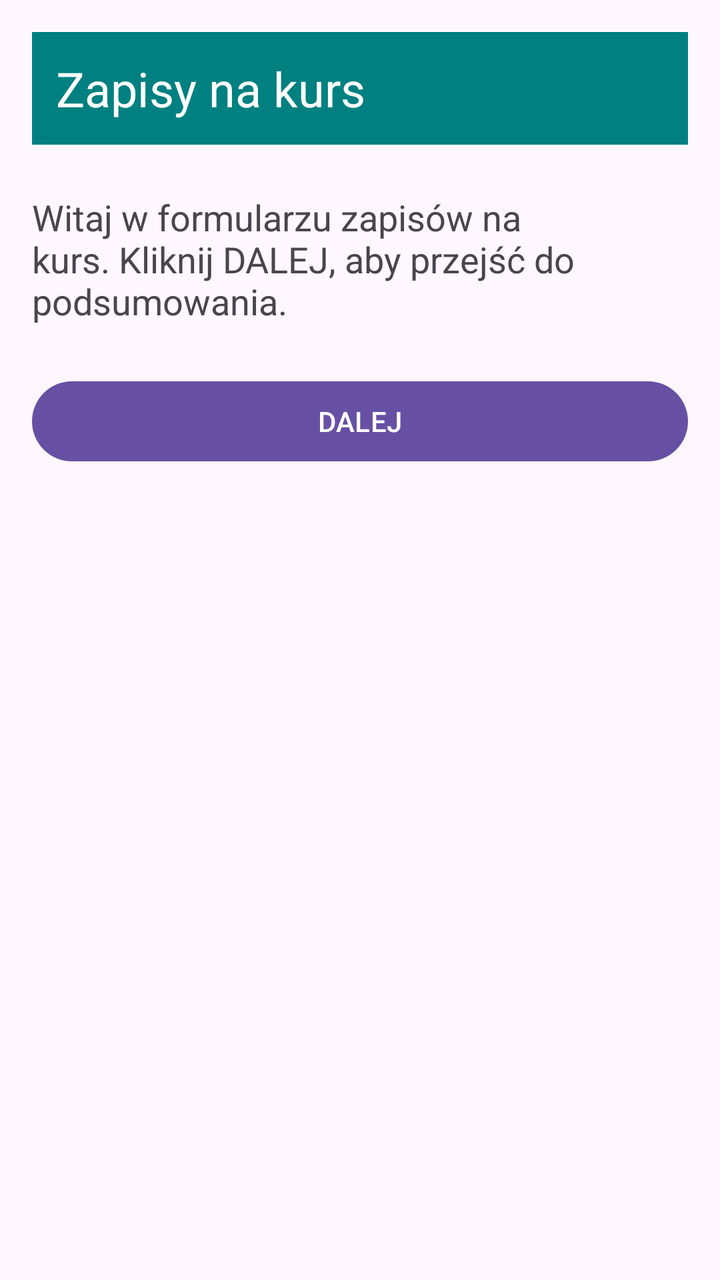
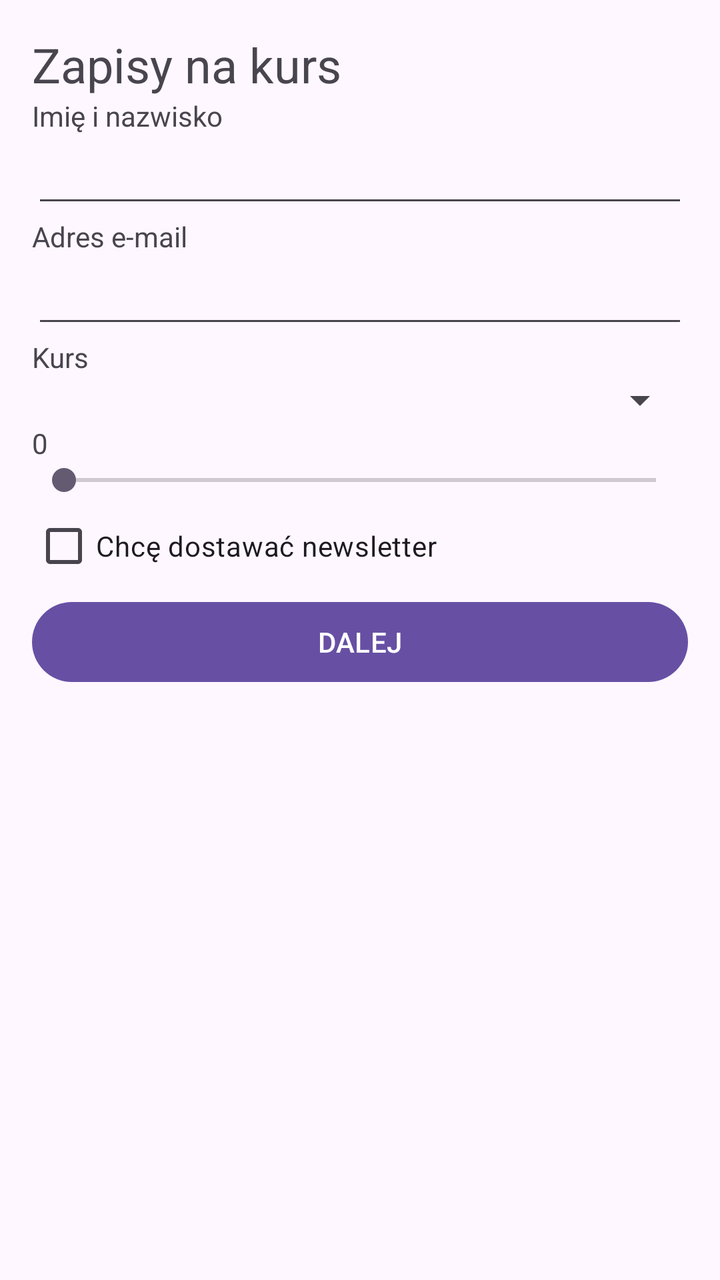

Two renders of the same Android screen: before a commit and after it. Below are the layout's source before the change and the commit's diff.
<!-- AndroidManifest.xml: application theme Theme.DwaEkrany -->
<!-- res/layout/activity_main.xml -->
<?xml version="1.0" encoding="utf-8"?>
<LinearLayout xmlns:android="http://schemas.android.com/apk/res/android"
    android:layout_width="match_parent"
    android:layout_height="match_parent"
    android:orientation="vertical"
    android:padding="16dp">

    <TextView
        android:layout_width="match_parent"
        android:layout_height="wrap_content"
        android:background="#008080"
        android:padding="12dp"
        android:text="@string/header_form"
        android:textColor="#FFFFFF"
        android:textSize="24sp" />

    <TextView
        android:layout_width="wrap_content"
        android:layout_height="wrap_content"
        android:layout_marginTop="24dp"
        android:text="@string/first_screen_description"
        android:textSize="18sp" />

    <Button
        android:id="@+id/btnNext"
        android:layout_width="match_parent"
        android:layout_height="wrap_content"
        android:layout_marginTop="24dp"
        android:text="@string/btn_next" />

</LinearLayout>
<!-- resources referenced by this layout -->
<resources>
  <string name="btn_next">DALEJ</string>
  <string name="first_screen_description">Witaj w formularzu zapisów na kurs. Kliknij DALEJ, aby przejść do podsumowania.</string>
  <string name="header_form">Zapisy na kurs</string>
  <style name="Theme.DwaEkrany" parent="Base.Theme.DwaEkrany" />
  <style name="Base.Theme.DwaEkrany" parent="Theme.Material3.DayNight.NoActionBar">
          
          
      </style>
</resources>

<!-- the commit's change to res/layout/activity_main.xml (unified diff, before → after) -->
@@ -1,31 +1,75 @@
 <?xml version="1.0" encoding="utf-8"?>
 <LinearLayout xmlns:android="http://schemas.android.com/apk/res/android"
+    xmlns:tools="http://schemas.android.com/tools"
     android:layout_width="match_parent"
     android:layout_height="match_parent"
     android:orientation="vertical"
-    android:padding="16dp">
+    android:padding="16dp"
+    tools:context=".MainActivity">
 
     <TextView
         android:layout_width="match_parent"
         android:layout_height="wrap_content"
-        android:background="#008080"
-        android:padding="12dp"
         android:text="@string/header_form"
-        android:textColor="#FFFFFF"
         android:textSize="24sp" />
 
     <TextView
         android:layout_width="wrap_content"
         android:layout_height="wrap_content"
-        android:layout_marginTop="24dp"
-        android:text="@string/first_screen_description"
-        android:textSize="18sp" />
+        android:text="@string/label_name" />
+
+    <EditText
+        android:id="@+id/etName"
+        android:layout_width="match_parent"
+        android:layout_height="wrap_content"
+        android:inputType="textPersonName"
+        android:maxLines="1" />
+
+    <TextView
+        android:layout_width="wrap_content"
+        android:layout_height="wrap_content"
+        android:text="@string/label_email" />
+
+    <EditText
+        android:id="@+id/etEmail"
+        android:layout_width="match_parent"
+        android:layout_height="wrap_content"
+        android:inputType="textEmailAddress"
+        android:maxLines="1" />
+
+    <TextView
+        android:layout_width="wrap_content"
+        android:layout_height="wrap_content"
+        android:text="@string/label_course" />
+
+    <Spinner
+        android:id="@+id/spCourse"
+        android:layout_width="match_parent"
+        android:layout_height="wrap_content" />
+
+    <TextView
+        android:id="@+id/tvLevelValue"
+        android:layout_width="wrap_content"
+        android:layout_height="wrap_content"
+        android:text="0" />
+
+    <SeekBar
+        android:id="@+id/sbLevel"
+        android:layout_width="match_parent"
+        android:layout_height="wrap_content"
+        android:max="10"
+        android:progress="0" />
+
+    <CheckBox
+        android:id="@+id/cbNewsletter"
+        android:layout_width="wrap_content"
+        android:layout_height="wrap_content"
+        android:text="@string/newsletter" />
 
     <Button
         android:id="@+id/btnNext"
         android:layout_width="match_parent"
         android:layout_height="wrap_content"
-        android:layout_marginTop="24dp"
         android:text="@string/btn_next" />
 
 </LinearLayout>
<!-- resource entries referenced after the edit -->
@@ -1,8 +1,11 @@
 <!-- resources referenced by this layout -->
 <resources>
   <string name="btn_next">DALEJ</string>
-  <string name="first_screen_description">Witaj w formularzu zapisów na kurs. Kliknij DALEJ, aby przejść do podsumowania.</string>
   <string name="header_form">Zapisy na kurs</string>
+  <string name="label_course">Kurs</string>
+  <string name="label_email">Adres e-mail</string>
+  <string name="label_name">Imię i nazwisko</string>
+  <string name="newsletter">Chcę dostawać newsletter</string>
   <style name="Theme.DwaEkrany" parent="Base.Theme.DwaEkrany" />
   <style name="Base.Theme.DwaEkrany" parent="Theme.Material3.DayNight.NoActionBar">
           
